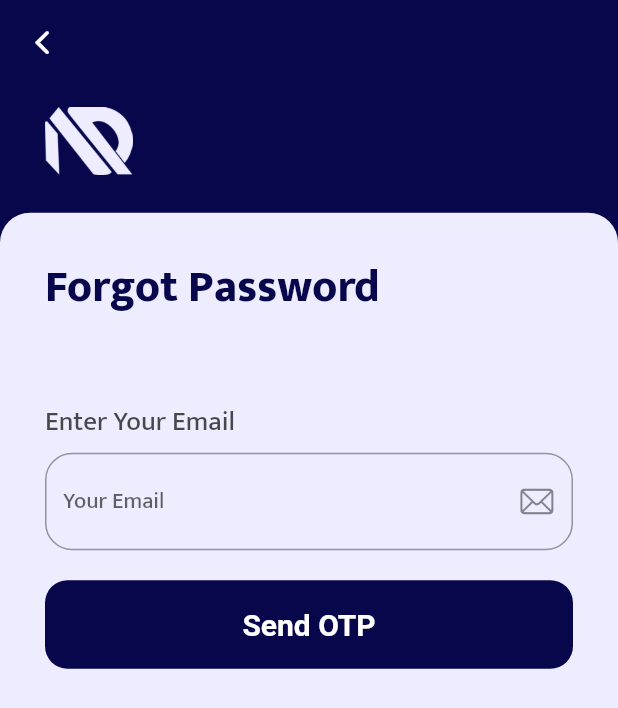
After one commit to ShivamPundir12/ND_Fitness-new, a Flutter app: the ForgotPassword screen opened by its route, on a phone screen of 412 x 824 dp. The commit adds this screen. Shown: the top 708 px of the screen. Run offline on Flutter 3.47's test engine with Material 2 defaults, Android fonts, the phone set to English and light mode, and no system bars; our stand-ins replace cloud_firestore, firebase_auth, firebase_core, firebase_storage, flutter_secure_storage, flutter_svg and 3 more; accounts and stored records are empty.

Commit message:
04-05-23

```diff
--- a/lib/main.dart
+++ b/lib/main.dart
@@ -10,6 +10,7 @@ import 'package:nd_fitness/screens/info/membership/membership.dart';
 import 'package:nd_fitness/screens/info/profilecontroller/profile.dart';
 import 'package:nd_fitness/screens/onboard/onboarding_scrn.dart';
 import 'package:nd_fitness/screens/onboard/splash_scrn.dart';
+import 'screens/auth/forgot_pass.dart';
 import 'screens/info/Weight/weight.dart';
 import 'screens/info/all_set.dart';
 import 'screens/user/profile.dart';
@@ -51,9 +52,9 @@ class MyApp extends StatelessWidget {
         '/usrprofile': (context) => Usr_Profile(),
         '/allset': (context) => AllSet(),
         '/weigt': (context) => Usr_Weight(),
-        // '/age': (context) => age(),
+        '/ForgotPass': (context) => ForgotPassword(),
       },
-      home: Membership(),
+      home: SplashScreen(),
     );
   }
 }
--- /dev/null
+++ b/lib/screens/auth/forgot_pass.dart
@@ -0,0 +1,135 @@
+import 'package:flutter/cupertino.dart';
+import 'package:flutter/material.dart';
+import 'package:nd_fitness/materials/colors.dart';
+import 'package:nd_fitness/generated/assets.dart';
+import 'package:nd_fitness/services/authservice.dart';
+
+import '../../widgets/textstyle.dart';
+import 'sign_in.dart';
+
+class ForgotPassword extends StatefulWidget {
+  const ForgotPassword({Key? key}) : super(key: key);
+
+  @override
+  State<ForgotPassword> createState() => _ForgotPasswordState();
+}
+
+class _ForgotPasswordState extends State<ForgotPassword> {
+  final emailController = TextEditingController();
+  @override
+  Widget build(BuildContext context) {
+    return Scaffold(
+      backgroundColor: background_color,
+      appBar: AppBar(
+        backgroundColor: background_color,
+        elevation: 0,
+        leading: IconButton(
+            onPressed: () {
+              Navigator.pushReplacement(
+                context,
+                MaterialPageRoute(
+                  builder: (context) => Sign_in(),
+                ),
+              );
+            },
+            icon: Icon(CupertinoIcons.back)),
+      ),
+      body: Container(
+        child: Column(
+          crossAxisAlignment: CrossAxisAlignment.start,
+          children: [
+            Container(
+              padding: EdgeInsets.symmetric(horizontal: 30, vertical: 15),
+              child: Image.asset(
+                Assets.assetsLogo,
+                scale: 35,
+              ),
+            ),
+            SizedBox(
+              height: 10,
+            ),
+            Expanded(
+              child: Container(
+                padding: EdgeInsets.symmetric(horizontal: 30),
+                decoration: BoxDecoration(
+                  color: text_color,
+                  borderRadius: BorderRadius.only(
+                      topLeft: Radius.circular(20),
+                      topRight: Radius.circular(20)),
+                ),
+                height: MediaQuery.of(context).size.height,
+                width: MediaQuery.of(context).size.width,
+                child: Column(
+                  crossAxisAlignment: CrossAxisAlignment.start,
+                  children: [
+                    SizedBox(
+                      height: 25,
+                    ),
+                    Container(
+                      child: Text(
+                        "Forgot Password",
+                        style: TextStyle(
+                            color: background_color,
+                            fontSize: 30,
+                            fontFamily: 'Mukta',
+                            fontWeight: FontWeight.w900),
+                      ),
+                    ),
+                    SizedBox(
+                      height: 50,
+                    ),
+                    Container(
+                      child: Text(
+                        'Enter Your Email',
+                        style: customstyle(
+                          color: Colors.black.withOpacity(0.7),
+                        ),
+                      ),
+                    ),
+                    SizedBox(
+                      height: 5,
+                    ),
+                    TextFormField(
+                      controller: emailController,
+                      decoration: InputDecoration(
+                        hintText: "Your Email",
+                        suffixIcon: Icon(CupertinoIcons.mail),
+                        border: OutlineInputBorder(
+                            borderRadius: BorderRadius.circular(18)),
+                      ),
+                      style: customstyle(
+                        size: 15,
+                        color: Colors.black.withOpacity(0.4),
+                      ),
+                    ),
+                    SizedBox(
+                      height: 20,
+                    ),
+                    InkWell(
+                      onTap: () => AuthServices.forgotpass(
+                          context, emailController.text),
+                      child: Container(
+                        alignment: Alignment.center,
+                        padding: EdgeInsets.symmetric(vertical: 18),
+                        decoration: BoxDecoration(
+                            color: background_color,
+                            borderRadius: BorderRadius.circular(15)),
+                        child: Text(
+                          'Send OTP',
+                          style: TextStyle(
+                              fontSize: 20,
+                              fontWeight: FontWeight.w700,
+                              color: text_color2),
+                        ),
+                      ),
+                    ),
+                  ],
+                ),
+              ),
+            )
+          ],
+        ),
+      ),
+    );
+  }
+}
--- a/lib/screens/auth/sign_in.dart
+++ b/lib/screens/auth/sign_in.dart
@@ -241,7 +241,8 @@ class _Sign_inState extends State<Sign_in> {
                         SizedBox(
                             height: MediaQuery.of(context).size.height * 0.05),
                         GestureDetector(
-                          // onTap:(){Navigator.push(context, MaterialPageRoute(builder: (context)=> ()),);},
+                          onTap: () =>
+                              Navigator.pushNamed(context, "/ForgotPass"),
                           child: Container(
                             child: Text(
                               "Forgot password?",
--- a/lib/services/authservice.dart
+++ b/lib/services/authservice.dart
@@ -53,4 +53,13 @@ class AuthServices {
               ),
         );
   }
+
+  // Forgot Password function
+  static forgotpass(BuildContext context, String emailController) {
+    final user = FirebaseAuth.instance;
+    user.sendPasswordResetEmail(email: emailController).whenComplete(
+          () => Navigator.pushNamedAndRemoveUntil(
+              context, '/signin', (route) => false),
+        );
+  }
 }
```
Also changed, not shown: lib/screens/auth/admin_sign_in.dart (+14 -1 lines), lib/screens/user/user_drawer.dart (+132 -132 lines), lib/services/admin_check.dart (added, +32 -0 lines).
